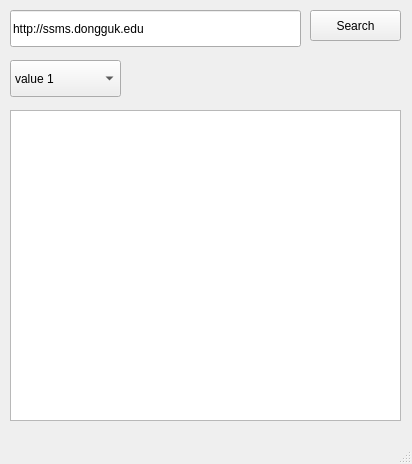
Above: main_window.ui from 112224/ICSP before the change. Below: the same form after it.
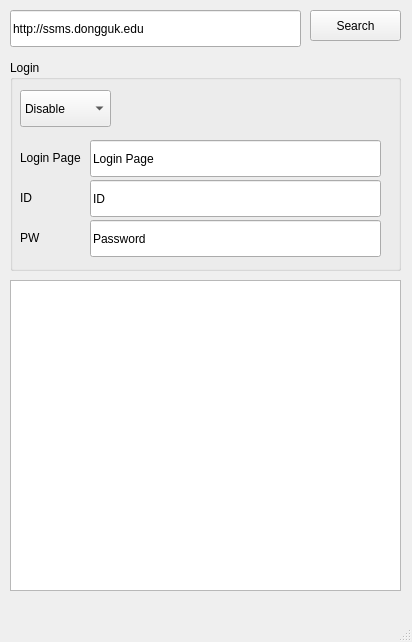
That is the form after the change. Icons and pictures are not drawn.

What changed in the file:
```diff
--- a/main_window.ui
+++ b/main_window.ui
@@ -7,7 +7,7 @@
     <x>0</x>
     <y>0</y>
     <width>412</width>
-    <height>464</height>
+    <height>642</height>
    </rect>
   </property>
   <property name="windowTitle">
@@ -40,46 +40,127 @@
      <string>http://ssms.dongguk.edu</string>
     </property>
    </widget>
-   <widget class="QComboBox" name="comboBox">
-    <property name="geometry">
-     <rect>
-      <x>10</x>
-      <y>60</y>
-      <width>111</width>
-      <height>37</height>
-     </rect>
-    </property>
-    <item>
-     <property name="text">
-      <string>value 1</string>
-     </property>
-    </item>
-    <item>
-     <property name="text">
-      <string>value 2</string>
-     </property>
-    </item>
-    <item>
-     <property name="text">
-      <string>value 3</string>
-     </property>
-    </item>
-    <item>
-     <property name="text">
-      <string>value 4</string>
-     </property>
-    </item>
-   </widget>
    <widget class="QPlainTextEdit" name="plainTextEdit">
     <property name="geometry">
      <rect>
       <x>10</x>
-      <y>110</y>
+      <y>280</y>
       <width>391</width>
       <height>311</height>
      </rect>
     </property>
    </widget>
+   <widget class="QGroupBox" name="groupBox">
+    <property name="geometry">
+     <rect>
+      <x>10</x>
+      <y>60</y>
+      <width>391</width>
+      <height>211</height>
+     </rect>
+    </property>
+    <property name="title">
+     <string>Login</string>
+    </property>
+    <widget class="QComboBox" name="LoginComboBox">
+     <property name="geometry">
+      <rect>
+       <x>10</x>
+       <y>30</y>
+       <width>91</width>
+       <height>37</height>
+      </rect>
+     </property>
+     <item>
+      <property name="text">
+       <string>Disable</string>
+      </property>
+     </item>
+     <item>
+      <property name="text">
+       <string>Enable</string>
+      </property>
+     </item>
+    </widget>
+    <widget class="QLineEdit" name="LoginPageTextEdit">
+     <property name="geometry">
+      <rect>
+       <x>80</x>
+       <y>80</y>
+       <width>291</width>
+       <height>37</height>
+      </rect>
+     </property>
+     <property name="text">
+      <string>Login Page</string>
+     </property>
+    </widget>
+    <widget class="QLabel" name="label">
+     <property name="geometry">
+      <rect>
+       <x>10</x>
+       <y>90</y>
+       <width>71</width>
+       <height>16</height>
+      </rect>
+     </property>
+     <property name="text">
+      <string>Login Page</string>
+     </property>
+    </widget>
+    <widget class="QLineEdit" name="lDTextEdit">
+     <property name="geometry">
+      <rect>
+       <x>80</x>
+       <y>120</y>
+       <width>291</width>
+       <height>37</height>
+      </rect>
+     </property>
+     <property name="text">
+      <string>ID</string>
+     </property>
+    </widget>
+    <widget class="QLineEdit" name="PWTextEdit">
+     <property name="geometry">
+      <rect>
+       <x>80</x>
+       <y>160</y>
+       <width>291</width>
+       <height>37</height>
+      </rect>
+     </property>
+     <property name="text">
+      <string>Password</string>
+     </property>
+    </widget>
+    <widget class="QLabel" name="label_2">
+     <property name="geometry">
+      <rect>
+       <x>10</x>
+       <y>130</y>
+       <width>71</width>
+       <height>16</height>
+      </rect>
+     </property>
+     <property name="text">
+      <string>ID</string>
+     </property>
+    </widget>
+    <widget class="QLabel" name="label_3">
+     <property name="geometry">
+      <rect>
+       <x>10</x>
+       <y>170</y>
+       <width>71</width>
+       <height>16</height>
+      </rect>
+     </property>
+     <property name="text">
+      <string>PW</string>
+     </property>
+    </widget>
+   </widget>
   </widget>
   <widget class="QMenuBar" name="menubar">
    <property name="geometry">
```
Left out of the diff: 7 changed lines with no effect on the pictures.
